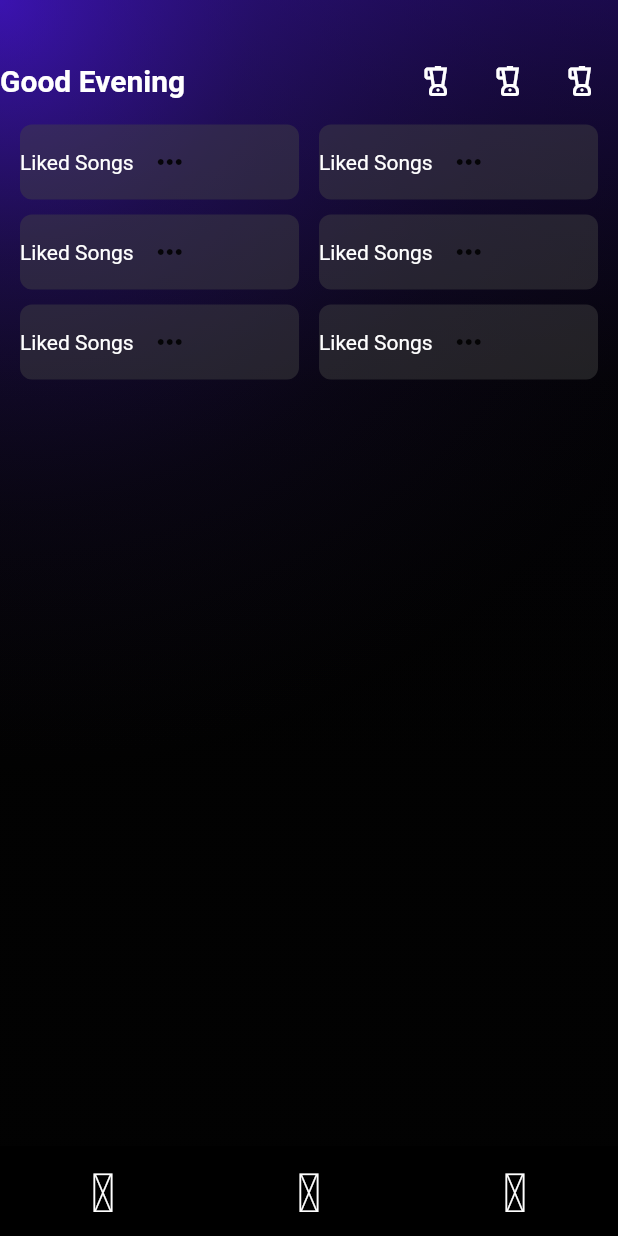
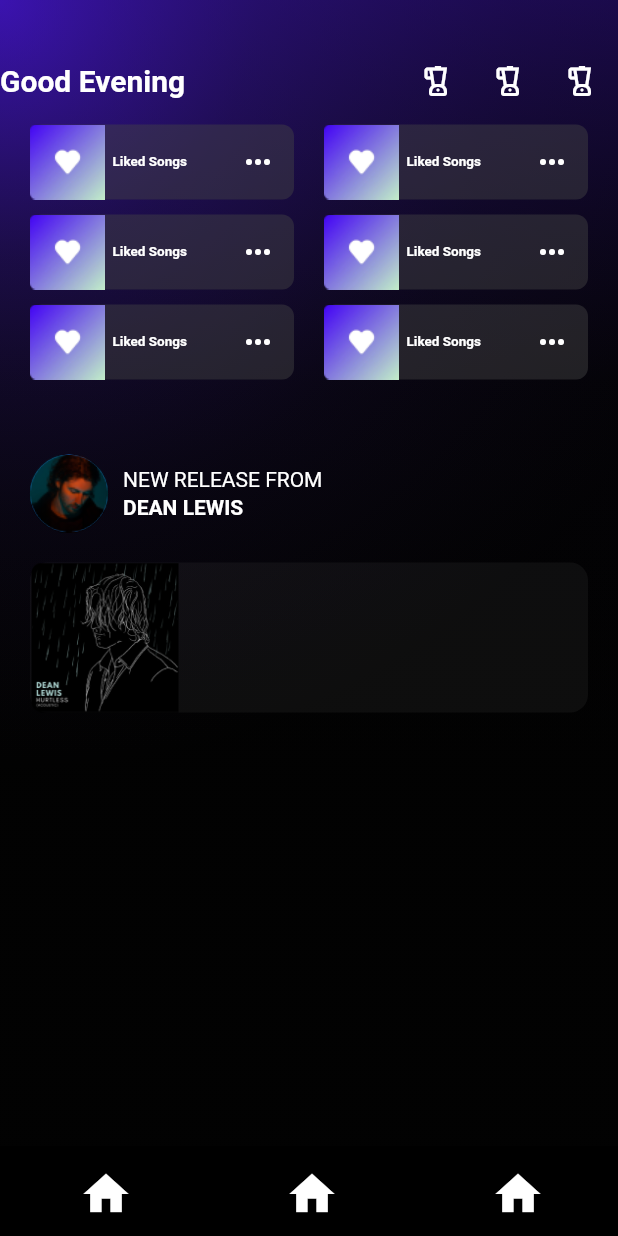
Before and after one commit to Drako-Rexon/Spotify_clone, a Flutter app: the screen it shows after launch, on a phone screen of 412 x 824 dp. Run offline on Flutter 3.47's test engine with Material 2 defaults, Android fonts, the phone set to English and light mode, and no system bars; our stand-ins replace flutter_vector_icons, get, page_transition.

Commit message:
home page one more card is building

```diff
--- a/lib/homepage/components/card_home_top_page.dart
+++ b/lib/homepage/components/card_home_top_page.dart
@@ -10,7 +10,7 @@ class CardHomeTopPage extends StatelessWidget {
   @override
   Widget build(BuildContext context) {
     return Container(
-      width: ResSize.halfwidth - 20,
+      width: ResSize.halfwidth - 30,
       height: 50,
       decoration: BoxDecoration(
         color: AppColor.lightGrey.withOpacity(0.45),
@@ -18,23 +18,37 @@ class CardHomeTopPage extends StatelessWidget {
       ),
       child: Row(
         mainAxisSize: MainAxisSize.max,
+        mainAxisAlignment: MainAxisAlignment.spaceBetween,
+        children: [
+          Row(
+            mainAxisSize: MainAxisSize.max,
             children: [
               Container(
+                width: 50,
+                height: 50,
                 decoration: BoxDecoration(
-                // image: DecorationImage(
-                //   image: AssetImage('assets/images/home/Art.png'),
-                // ),
+                  image: DecorationImage(
+                    image: AssetImage('assets/images/home/Art-5.png'),
                   ),
                 ),
+              ),
+              SizedBox(width: 5),
               Text(
                 "Liked Songs",
                 style: TextStyle(
+                  fontSize: 9,
+                  fontWeight: FontWeight.bold,
                   color: AppColor.spotifyWhite,
                 ),
               ),
+            ],
+          ),
           IconButton(
             onPressed: () {},
-            icon: Icon(Icons.more_horiz),
+            icon: Icon(
+              Icons.more_horiz,
+              color: AppColor.spotifyWhite,
+            ),
           ),
         ],
       ),
--- /dev/null
+++ b/lib/homepage/components/single_song_profile_card.dart
@@ -0,0 +1,82 @@
+import 'package:flutter/material.dart';
+import 'package:spotify_clone/components/colors.dart';
+import 'package:spotify_clone/components/res_size.dart';
+
+class SingleCardWithPlayerProfile extends StatelessWidget {
+  const SingleCardWithPlayerProfile({
+    Key? key,
+  }) : super(key: key);
+
+  @override
+  Widget build(BuildContext context) {
+    return Container(
+      width: ResSize.screenWidth - 40,
+      decoration: BoxDecoration(
+          // color: Colors.teal,
+          ),
+      child: Column(
+        children: [
+          // * Profile
+          Row(
+            children: [
+              CircleAvatar(
+                radius: 26,
+                child: Image(
+                  image: AssetImage('assets/images/home/Pic.png'),
+                ),
+              ),
+              SizedBox(width: 10),
+              Column(
+                crossAxisAlignment: CrossAxisAlignment.start,
+                children: [
+                  Text(
+                    "NEW RELEASE FROM",
+                    style: TextStyle(
+                      color: AppColor.spotifyWhite,
+                    ),
+                  ),
+                  SizedBox(height: 3),
+                  Text(
+                    'DEAN LEWIS',
+                    style: TextStyle(
+                      color: AppColor.spotifyWhite,
+                      fontWeight: FontWeight.bold,
+                    ),
+                  ),
+                ],
+              ),
+            ],
+          ),
+          // * Music Card
+          SizedBox(height: 20),
+          Container(
+            decoration: BoxDecoration(
+              color: AppColor.lightGrey,
+              borderRadius: BorderRadius.all(Radius.circular(12)),
+            ),
+            child: Row(
+              children: [
+                Container(
+                  height: 100,
+                  width: 100,
+                  decoration: BoxDecoration(
+                    image: DecorationImage(
+                      image: AssetImage('assets/images/home/Pic-1.png'),
+                    ),
+                  ),
+                ),
+                Column(
+                  children: [
+                    Row(
+                      children: [],
+                    ),
+                  ],
+                ),
+              ],
+            ),
+          ),
+        ],
+      ),
+    );
+  }
+}
--- a/lib/homepage/homepage.dart
+++ b/lib/homepage/homepage.dart
@@ -1,9 +1,9 @@
 import 'package:flutter/material.dart';
 import 'package:spotify_clone/components/colors.dart';
 import 'package:spotify_clone/components/res_size.dart';
-import 'package:spotify_clone/homepage/components/card_home_top_page.dart';
 import 'package:spotify_clone/homepage/components/head_home_page.dart';
 import 'package:spotify_clone/homepage/components/row_card_home_top.dart';
+import 'package:spotify_clone/homepage/components/single_song_profile_card.dart';
 
 class HomePage extends StatefulWidget {
   const HomePage({Key? key}) : super(key: key);
@@ -25,8 +25,7 @@ class _HomePageState extends State<HomePage> {
   Widget build(BuildContext context) {
     return Scaffold(
       backgroundColor: Colors.black,
-      body: SafeArea(
-        child: Stack(
+      body: Stack(
         children: [
           Container(
             height: ResSize.screenHeight,
@@ -60,7 +59,8 @@ class _HomePageState extends State<HomePage> {
               ),
             ),
           ),
-            Column(
+          SafeArea(
+            child: Column(
               children: [
                 SizedBox(height: 30),
                 HeadHomePage(),
@@ -70,11 +70,13 @@ class _HomePageState extends State<HomePage> {
                 RowCardHomeTop(),
                 SizedBox(height: 10),
                 RowCardHomeTop(),
-                SizedBox(height: 10),
+                SizedBox(height: 50),
+                // * Card with profile and card
+                SingleCardWithPlayerProfile()
               ],
+            ),
           )
         ],
-        ),
       ),
     );
   }
--- a/lib/main.dart
+++ b/lib/main.dart
@@ -3,6 +3,9 @@ import 'package:get/get.dart';
 import 'package:spotify_clone/redirecting_page/redirecting.dart';
 
 void main() {
+  // SystemChrome.setSystemUIOverlayStyle(SystemUiOverlayStyle(
+  //   statusBarBrightness: Brightness.light,
+  // ));
   runApp(const MyApp());
 }
 
--- a/lib/redirecting_page/redirecting.dart
+++ b/lib/redirecting_page/redirecting.dart
@@ -1,6 +1,5 @@
 import 'package:flutter/material.dart';
 import 'package:spotify_clone/components/colors.dart';
-import 'package:spotify_clone/components/nav_icons_icons.dart';
 import 'package:spotify_clone/homepage/homepage.dart';
 
 class Home extends StatefulWidget {
@@ -13,14 +12,20 @@ class Home extends StatefulWidget {
 class _HomeState extends State<Home> {
   int activeTab = 0;
   List navIconOn = [
-    NavIcons.state_on_2,
-    NavIcons.state_on_1,
-    NavIcons.state_on
+    // NavIcons.state_on_2,
+    // NavIcons.state_on_1,
+    // NavIcons.state_on
+    Icons.home,
+    Icons.home,
+    Icons.home,
   ];
   List navIconOff = [
-    NavIcons.state_off_2,
-    NavIcons.state_off_1,
-    NavIcons.state_off
+    // NavIcons.state_off_2,
+    // NavIcons.state_off_1,
+    // NavIcons.state_off
+    Icons.home,
+    Icons.home,
+    Icons.home,
   ];
 
   @override
```
Also changed, not shown: assets/images/home/Discover something new.png (added), assets/images/home/Pic-1.png (added), assets/images/home/Pic.png (added). Lines whose indentation alone changed are shown as unchanged.
